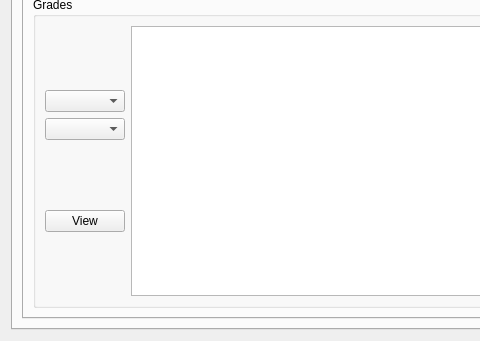
Before: the Qt Designer form mainapplication.ui in Sarpowski/DataBaseCourseWork, drawn with Qt 5; both pictures show x 0 to 480 and y 84 to 425 of the 844 by 425 pixel window.
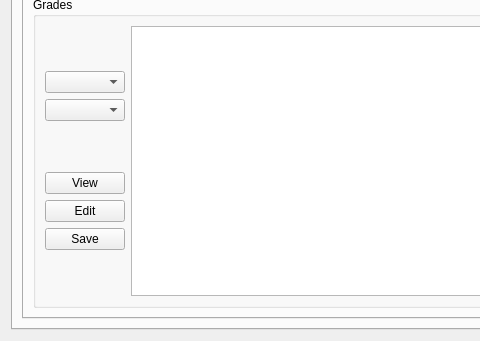
After: the same form once the commit is applied.

Commit message: add : grade view and grade save but not working at all

Patch:
```diff
--- a/mainapplication.ui
+++ b/mainapplication.ui
@@ -491,6 +491,20 @@
                         </property>
                        </widget>
                       </item>
+                      <item>
+                       <widget class="QPushButton" name="pushButton_MarkEdit">
+                        <property name="text">
+                         <string>Edit</string>
+                        </property>
+                       </widget>
+                      </item>
+                      <item>
+                       <widget class="QPushButton" name="pushButton_MarkSave">
+                        <property name="text">
+                         <string>Save</string>
+                        </property>
+                       </widget>
+                      </item>
                      </layout>
                     </item>
                    </layout>
```
The commit also changes 2 other files.
